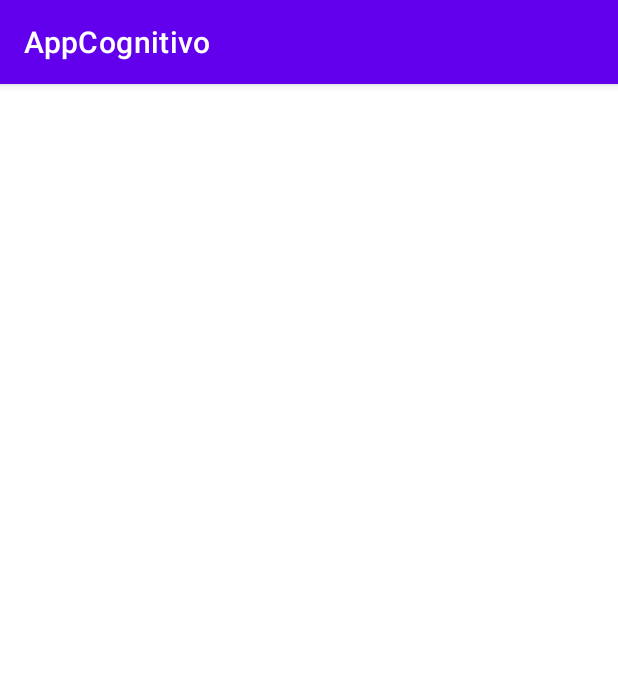
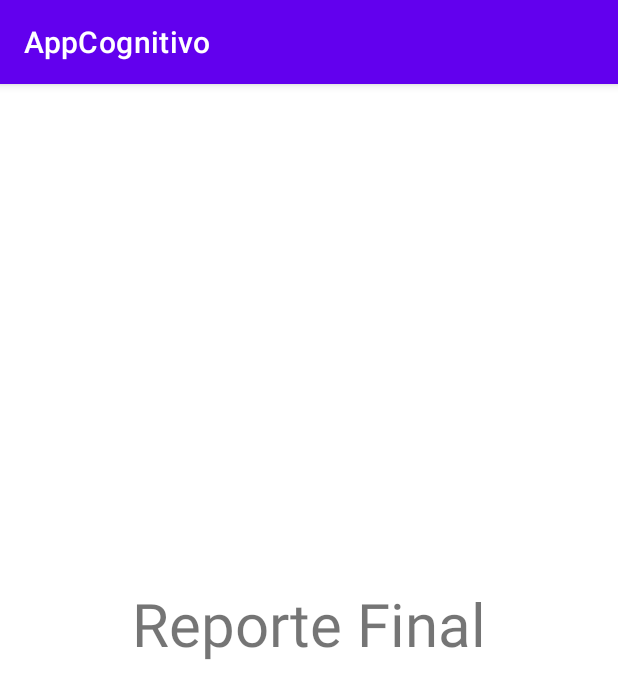
Before and after one commit to juancol23/AppCognitivo, an Android app: the ResultadoFinal screen opened directly, with no data from a screen before it, on a phone screen of 412 x 824 dp. Shown: the top 699 px of the screen. Run offline under Robolectric (Android 15) with nearby library versions, the phone set to English and light mode, and no system bars.

Commit message:
resultado final v1

```diff
--- a/app/src/main/java/com/valdemar/appcognitivo/ResultadoFinal.java
+++ b/app/src/main/java/com/valdemar/appcognitivo/ResultadoFinal.java
@@ -2,13 +2,26 @@ package com.valdemar.appcognitivo;
 
 import androidx.appcompat.app.AppCompatActivity;
 
+import android.content.SharedPreferences;
 import android.os.Bundle;
+import android.widget.TextView;
 
 public class ResultadoFinal extends AppCompatActivity {
+
+    private SharedPreferences prefs = null;
+    private TextView resultado_final;
 
     @Override
     protected void onCreate(Bundle savedInstanceState) {
         super.onCreate(savedInstanceState);
         setContentView(R.layout.activity_resultado_final);
+
+        resultado_final = findViewById(R.id.resultado_final);
+
+        prefs = getSharedPreferences("com.valdemar.appcognitivo", MODE_PRIVATE);
+
+        resultado_final.setText(prefs.getString("prefs_puntaje",""));
+
+
     }
 }
--- a/app/src/main/res/layout/activity_main.xml
+++ b/app/src/main/res/layout/activity_main.xml
@@ -22,15 +22,17 @@
 
 
             <TextView
+                android:id="@+id/nombre_principal_seteado"
                 android:layout_width="wrap_content"
                 android:layout_height="wrap_content"
-                android:text="Ricardo"
+                android:text="Cargando..."
                 android:textSize="24dp"
                 android:layout_gravity="center"
                 android:textColor="@color/black"
                 />
 
             <TextView
+                android:id="@+id/email_principal_seteado"
                 android:layout_width="wrap_content"
                 android:layout_height="wrap_content"
                 android:text="ricardo@gmail.com"
--- a/app/src/main/res/layout/activity_resultado_final.xml
+++ b/app/src/main/res/layout/activity_resultado_final.xml
@@ -1,9 +1,29 @@
 <?xml version="1.0" encoding="utf-8"?>
-<androidx.constraintlayout.widget.ConstraintLayout xmlns:android="http://schemas.android.com/apk/res/android"
+<RelativeLayout xmlns:android="http://schemas.android.com/apk/res/android"
     xmlns:app="http://schemas.android.com/apk/res-auto"
     xmlns:tools="http://schemas.android.com/tools"
     android:layout_width="match_parent"
+    android:gravity="center"
     android:layout_height="match_parent"
     tools:context=".ResultadoFinal">
 
-</androidx.constraintlayout.widget.ConstraintLayout>
+    <TextView
+        android:layout_width="match_parent"
+        android:layout_height="wrap_content"
+        android:text="Reporte Final"
+        android:gravity="center"
+        android:textSize="40dp"
+        />
+
+    <TextView
+        android:id="@+id/resultado_final"
+        android:layout_marginTop="70dp"
+        android:layout_width="match_parent"
+        android:layout_height="wrap_content"
+        android:text="Aprobaste 9 de 10"
+        android:gravity="center"
+        android:textSize="24dp"
+        />
+
+
+</RelativeLayout>
```
Also changed, not shown: app/src/main/AndroidManifest.xml (+6 -5 lines), app/src/main/java/com/valdemar/appcognitivo/BuscarNumeroActivity.java (+24 -11 lines), app/src/main/java/com/valdemar/appcognitivo/Identificate.java (added, +58 -0 lines), app/src/main/java/com/valdemar/appcognitivo/MainActivity.java (+17 -1 lines), app/src/main/res/layout/activity_identificate.xml (added, +97 -0 lines).
